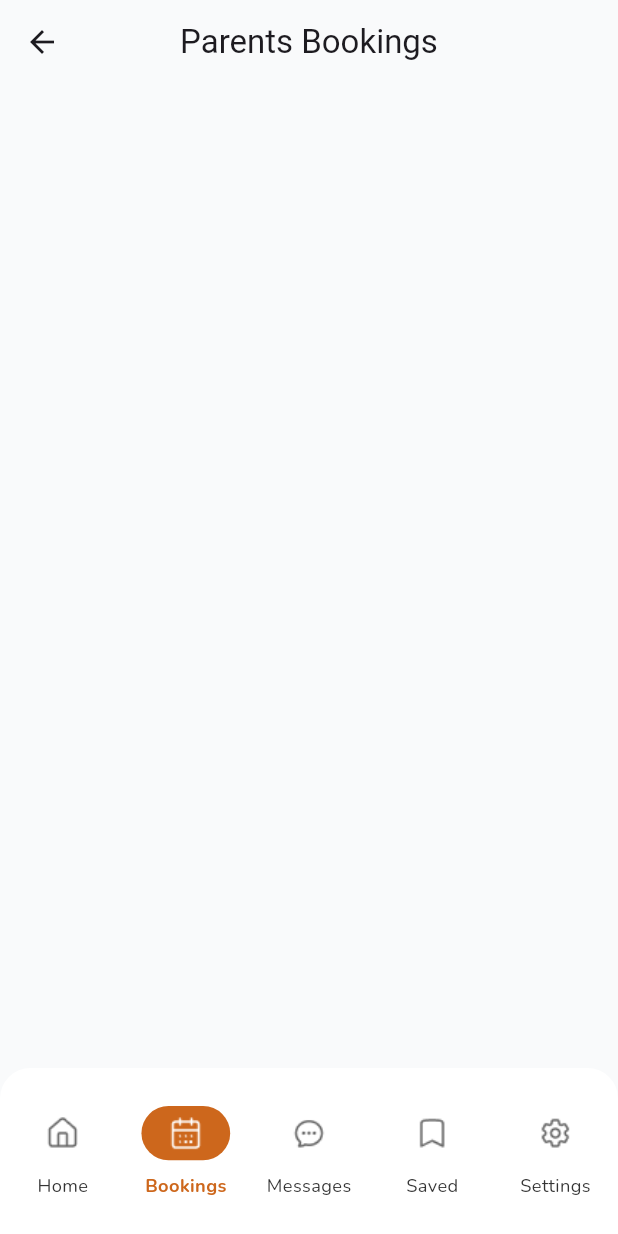
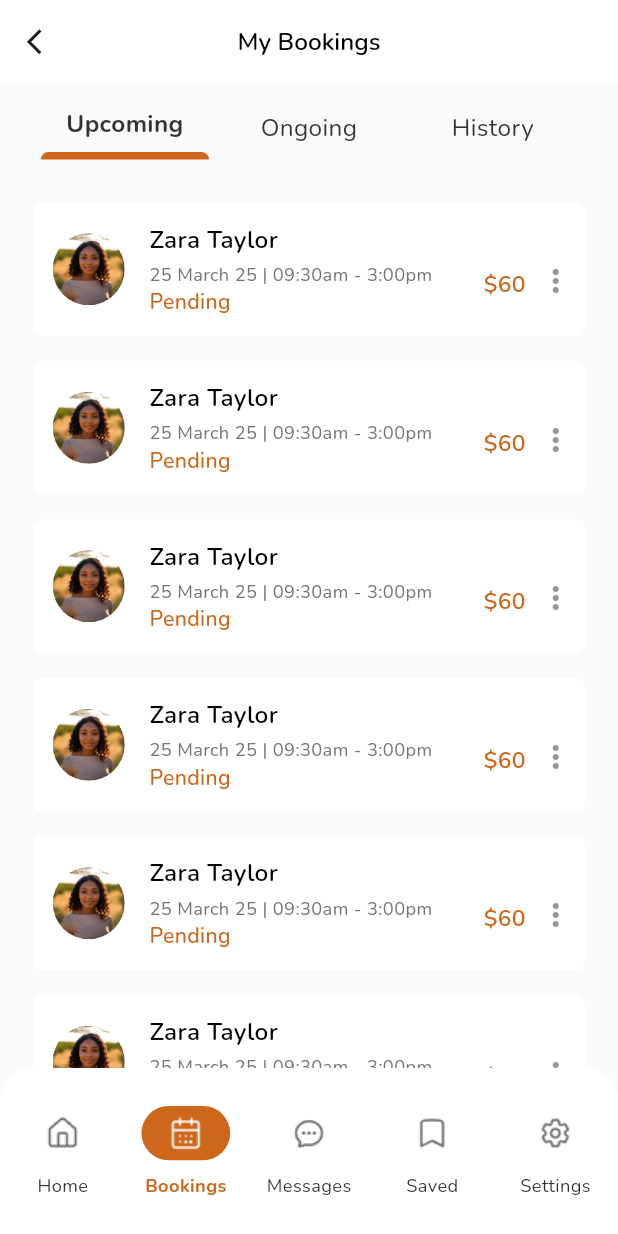
Before and after one commit to sparktechagency/Mother-Care, a Flutter app: the ParentBookingScreen screen opened by its route, on a phone screen of 412 x 824 dp. Run offline on Flutter 3.47's test engine with Material 3 defaults, Android fonts, the phone set to English and light mode, and no system bars; our stand-ins replace cached_network_image, carousel_slider, dio, dotted_border, flutter_dotenv, flutter_html and 11 more; accounts and stored records are empty; network calls fail.

```diff
--- a/lib/component/text_field/common_text_field.dart
+++ b/lib/component/text_field/common_text_field.dart
@@ -17,7 +17,7 @@ class CommonTextField extends StatefulWidget {
     this.textInputAction = TextInputAction.next,
     this.keyboardType = TextInputType.text,
     this.mexLength,
-    this.maxline,
+    this.maxline=1,
     this.validator,
     this.prefixText,
     this.paddingHorizontal = 16,
--- /dev/null
+++ b/lib/features/another_screens/parent_booking/presentation/controllers/parent_booking_controller.dart
@@ -0,0 +1,11 @@
+import 'package:get/get.dart';
+
+class ParentBookingController extends GetxController{
+  String selectedBookingType="Upcoming";
+
+  updateBookingType(String type){
+    selectedBookingType=type;
+    update();
+
+  }
+}
--- a/lib/features/another_screens/parent_booking/presentation/screens/parent_booking_screen.dart
+++ b/lib/features/another_screens/parent_booking/presentation/screens/parent_booking_screen.dart
@@ -1,6 +1,15 @@
 import 'package:flutter/material.dart';
+import 'package:flutter_screenutil/flutter_screenutil.dart';
+import 'package:get/get.dart';
+import 'package:mother_care/component/text/common_text.dart';
+import 'package:mother_care/features/another_screens/parent_booking/presentation/controllers/parent_booking_controller.dart';
+import 'package:mother_care/utils/constants/app_colors.dart';
+import 'package:mother_care/utils/constants/app_string.dart';
+import 'package:mother_care/utils/extensions/extension.dart';
 
 import '../../../../../component/bottom_nav_bar/common_bottom_bar.dart';
+import '../widgets/booking_tap_Section.dart';
+import '../widgets/my_booking_list_section.dart';
 
 class ParentBookingScreen extends StatelessWidget {
   const ParentBookingScreen({super.key});
@@ -9,7 +18,39 @@ class ParentBookingScreen extends StatelessWidget {
   Widget build(BuildContext context) {
     return Scaffold(
       appBar: AppBar(
-        title: Text("Parents Bookings"),
+        backgroundColor: AppColors.white,
+        leading: InkWell(
+          onTap: () {
+            Get.back();
+          },
+          child: Icon(size: 20.sp, Icons.arrow_back_ios),
+        ),
+        title: CommonText(
+          fontSize: 16,
+          fontWeight: FontWeight.w600,
+          text: AppString.myBookings,
+        ),
+      ),
+
+      body: GetBuilder(
+        init: ParentBookingController(),
+        builder: (controller) {
+          return Padding(
+            padding: EdgeInsets.symmetric(horizontal: 20.w),
+            child: SingleChildScrollView(
+              child: Column(
+                children: [
+                  15.height,
+                  BookingTapSection(),
+                  20.height,
+                  MyBookingListSection()
+
+
+                ],
+              ),
+            ),
+          );
+        },
       ),
 
       bottomNavigationBar: const CommonBottomNavBar(currentIndex: 1),
--- /dev/null
+++ b/lib/features/another_screens/parent_booking/presentation/widgets/booking_item.dart
@@ -0,0 +1,118 @@
+import 'package:flutter/material.dart';
+import 'package:flutter_screenutil/flutter_screenutil.dart';
+import 'package:mother_care/component/image/common_image.dart';
+import 'package:mother_care/component/text/common_text.dart';
+import 'package:mother_care/utils/constants/app_images.dart';
+import 'package:mother_care/utils/constants/app_string.dart';
+import 'package:mother_care/utils/extensions/extension.dart';
+
+import '../../../../../utils/constants/app_colors.dart';
+
+class BookingItem extends StatelessWidget {
+  String status;
+   BookingItem({super.key, this.status="Upcoming"});
+
+  @override
+  Widget build(BuildContext context) {
+    return Container(
+      padding: EdgeInsets.symmetric(vertical: 13.h, horizontal: 12.w),
+      margin: EdgeInsets.symmetric(vertical: 8.h),
+      width: double.infinity,
+
+      decoration: BoxDecoration(
+        color: AppColors.white,
+        borderRadius: BorderRadius.circular(6.r),
+      ),
+
+      child: Row(
+        children: [
+          ClipOval(
+            child: CommonImage(
+              height: 48, // Use ScreenUtil for scaling
+              width: 48,
+              // Use ScreenUtil for scaling
+              imageSrc: AppImages.female,
+            ),
+          ),
+
+          15.width,
+
+          Expanded(
+            child: Column(
+              crossAxisAlignment: CrossAxisAlignment.start,
+              children: [
+                CommonText(
+                  fontSize: 16,
+                  fontWeight: FontWeight.w600,
+                  text: "Zara Taylor",
+                ),
+
+                CommonText(
+                  fontSize: 12,
+                  top: 3,
+                  fontWeight: FontWeight.w400,
+                  color: AppColors.bodyClr,
+                  text: "25 March 25 | 09:30am - 3:00pm",
+                ),
+
+                CommonText(
+                    color: status=="Upcoming"?AppColors.primaryColor:status=="Ongoing"?AppColors.title2:status=="History"?Colors.green:Colors.red,
+                    text: status=="Upcoming"?"Pending":status=="Ongoing"?"Ongoing":status=="History"?"Completed":"Cancelled")
+              ],
+            ),
+          ),
+
+          CommonText(
+            fontSize: 15,
+            top: 20,
+            fontWeight: FontWeight.w600,
+            color: AppColors.primaryColor,
+            text: "\$60",
+          ),
+
+          SizedBox(
+            height: 24.h,
+            width: 24.w,
+            child: PopupMenuButton<String>(
+              color: AppColors.white,
+              icon: Icon(Icons.more_vert, color: AppColors.textFiledColor),
+
+              onSelected: (value) {},
+              itemBuilder: (BuildContext context) {
+                return [
+                  PopupMenuItem<String>(
+                    value: '',
+                    child: Row(
+                      children: [
+                        Icon(
+                          size: 25,
+                          Icons.edit,
+                          color: AppColors.textFiledColor,
+                        ),
+                        5.width,
+                        CommonText(text: AppString.editBooking),
+                      ],
+                    ),
+                  ),
+                  PopupMenuItem<String>(
+                    value: 'Option 2',
+                    child: Row(
+                      children: [
+                        Icon(size: 25, Icons.clear, color: AppColors.red),
+                        5.width,
+                        CommonText(
+                          color: AppColors.red,
+                          text: AppString.cancel,
+                        ),
+                      ],
+                    ),
+                  ),
+                ];
+              },
+            ),
+          ),
+        ],
+      ),
+    );
+  }
+}
--- /dev/null
+++ b/lib/features/another_screens/parent_booking/presentation/widgets/booking_tap_Section.dart
@@ -0,0 +1,123 @@
+
+import 'package:flutter/material.dart';
+import 'package:flutter_screenutil/flutter_screenutil.dart';
+import 'package:get/get.dart';
+import 'package:mother_care/features/another_screens/parent_booking/presentation/controllers/parent_booking_controller.dart';
+import 'package:mother_care/utils/extensions/extension.dart';
+
+import '../../../../../component/text/common_text.dart';
+import '../../../../../utils/constants/app_colors.dart';
+import '../../../../../utils/constants/app_string.dart';
+
+class BookingTapSection extends StatelessWidget {
+  const BookingTapSection({super.key});
+
+  @override
+  Widget build(BuildContext context) {
+    return   GetBuilder(
+      init: ParentBookingController(),
+      builder: (controller) {
+        return Row(
+          children: [
+            Expanded(
+              flex: 1,
+              child: InkWell(
+                onTap: (){
+                  controller.updateBookingType("Upcoming");
+                },
+                child: Column(
+                  children: [
+                    CommonText(
+                      fontSize: 16,
+                      color: AppColors.titleColor,
+                      fontWeight:
+                      controller.selectedBookingType == "Upcoming"
+                          ? FontWeight.w700
+                          : FontWeight.w400,
+                      text: AppString.upcoming,
+                    ),
+
+                    7.height,
+
+                    controller.selectedBookingType == "Upcoming"?  Container(
+                      height: 5.h,
+                      width: 102.w,
+                      decoration: BoxDecoration(
+                          color: AppColors.primaryColor,
+                          borderRadius: BorderRadius.only(topRight: Radius.circular(6.r), topLeft: Radius.circular(6.r))
+                      ),
+                    ):SizedBox()
+                  ],
+                ),
+              ),
+            ),
+            Expanded(
+              flex: 1,
+              child: InkWell(
+                onTap: (){
+                  controller.updateBookingType("Ongoing");
+                },
+                child: Column(
+                  children: [
+                    CommonText(
+                      fontSize: 16,
+                      color: AppColors.titleColor,
+                      fontWeight:
+                      controller.selectedBookingType == "Ongoing"
+                          ? FontWeight.w700
+                          : FontWeight.w400,
+                      text: AppString.ongoing,
+                    ),
+
+                    7.height,
+
+                    controller.selectedBookingType == "Ongoing"?  Container(
+                      height: 5.h,
+                      width: 102.w,
+                      decoration: BoxDecoration(
+                          color: AppColors.primaryColor,
+                          borderRadius: BorderRadius.only(topRight: Radius.circular(6.r), topLeft: Radius.circular(6.r))
+                      ),
+                    ):SizedBox()
+                  ],
+                ),
+              ),
+            ),
+            Expanded(
+              flex: 1,
+              child: InkWell(
+                onTap: (){
+                  controller.updateBookingType("History");
+                },
+                child: Column(
+                  children: [
+                    CommonText(
+                      fontSize: 16,
+                      color: AppColors.titleColor,
+                      fontWeight:
+                      controller.selectedBookingType == "History"
+                          ? FontWeight.w700
+                          : FontWeight.w400,
+                      text: AppString.history,
+                    ),
+
+                    7.height,
+
+                    controller.selectedBookingType == "History"?  Container(
+                      height: 5.h,
+                      width: 102.w,
+                      decoration: BoxDecoration(
+                          color: AppColors.primaryColor,
+                          borderRadius: BorderRadius.only(topRight: Radius.circular(6.r), topLeft: Radius.circular(6.r))
+                      ),
+                    ):SizedBox()
+                  ],
+                ),
+              ),
+            ),
+          ],
+        );
+      }
+    );
+  }
+}
--- /dev/null
+++ b/lib/features/another_screens/parent_booking/presentation/widgets/my_booking_list_section.dart
@@ -0,0 +1,27 @@
+import 'package:flutter/material.dart';
+import 'package:get/get.dart';
+import 'package:mother_care/features/another_screens/parent_booking/presentation/controllers/parent_booking_controller.dart';
+
+import 'booking_item.dart';
+
+class MyBookingListSection extends StatelessWidget {
+  const MyBookingListSection({super.key});
+
+  @override
+  Widget build(BuildContext context) {
+    return GetBuilder(
+      init: ParentBookingController(),
+      builder: (controller) {
+        return ListView.builder(
+            itemCount: 10,
+            physics: NeverScrollableScrollPhysics(),
+            shrinkWrap: true,
+
+            itemBuilder: (context, index){
+              return BookingItem(status: controller.selectedBookingType,);
+
+        });
+      }
+    );
+  }
+}
--- a/lib/utils/constants/app_colors.dart
+++ b/lib/utils/constants/app_colors.dart
@@ -20,6 +20,7 @@ class AppColors {
   static const normalGray = Color(0xffEFEFF4);
   static const normalGray2 = Color(0xffd4d4dc);
   static const gridClr = Color(0xffFFEDD5);
+  static const chatClr = Color(0xffE5E8EC);
 
 
 
--- a/lib/utils/constants/app_images.dart
+++ b/lib/utils/constants/app_images.dart
@@ -40,5 +40,6 @@ class AppImages {
   static const String verifiedBatch= "$baseurl/verified_batch.png";
   static const String gender= "$baseurl/gender.png";
   static const String dotedLine= "$baseurl/doted_line.png";
+  static const String mother= "$baseurl/mother.jpg";
 
 }
--- a/lib/utils/constants/app_string.dart
+++ b/lib/utils/constants/app_string.dart
@@ -145,6 +145,9 @@ class AppString {
   static const String requestToBook = "Request to Book";
   static const String choosePaymentOption = "Choose Payment Option";
   static const String paymentMethod = "Payment Method";
+  static const String goHome = "Go Home";
+  static const String paymentSuccessful = "Payment Successful";
+  static const String paymentSuccessfulDes = "We will notify you , when your booking will be confirmed by the nanny.";
   static const String estimateTotal = "Estimate Total";
   static const String extraBabyCharge = "Extra Baby charge:";
   static const String hourlyRate = "Hourly Rate:";
@@ -162,6 +165,11 @@ class AppString {
   static const String custom = "Custom";
   static const String hourly = "Hourly";
   static const String pricing = "Pricing:";
+  static const String history = "History";
+  static const String ongoing = "Ongoing";
+  static const String upcoming = "Upcoming";
+  static const String editBooking = "Edit Booking";
+  static const String myBookings = "My Bookings";
   static const String iHaveRead = "I have read and agree to the";
   static const String anySpecialInstructionsOrRequirements = "Any Special Instructions or Requirements";
 }
```
Also changed, not shown: lib/features/another_screens/request_booking/presentation/screens/request_booking_screen.dart (+6 -1 lines), lib/features/another_screens/request_booking/presentation/widgets/payment_success_popup.dart (added, +83 -0 lines), lib/features/message/presentation/controller/chat_controller.dart (+42 -1 lines), lib/features/message/presentation/controller/message_controller.dart (+6 -1 lines), lib/features/message/presentation/screen/chat_screen.dart (+10 -0 lines), lib/features/message/presentation/screen/message_screen.dart (+50 -8 lines), lib/features/message/presentation/widgets/chat_bubble_message.dart (+4 -31 lines), lib/features/message/presentation/widgets/chat_list_item.dart (+42 -11 lines), assets/images/mother.jpg (added).
